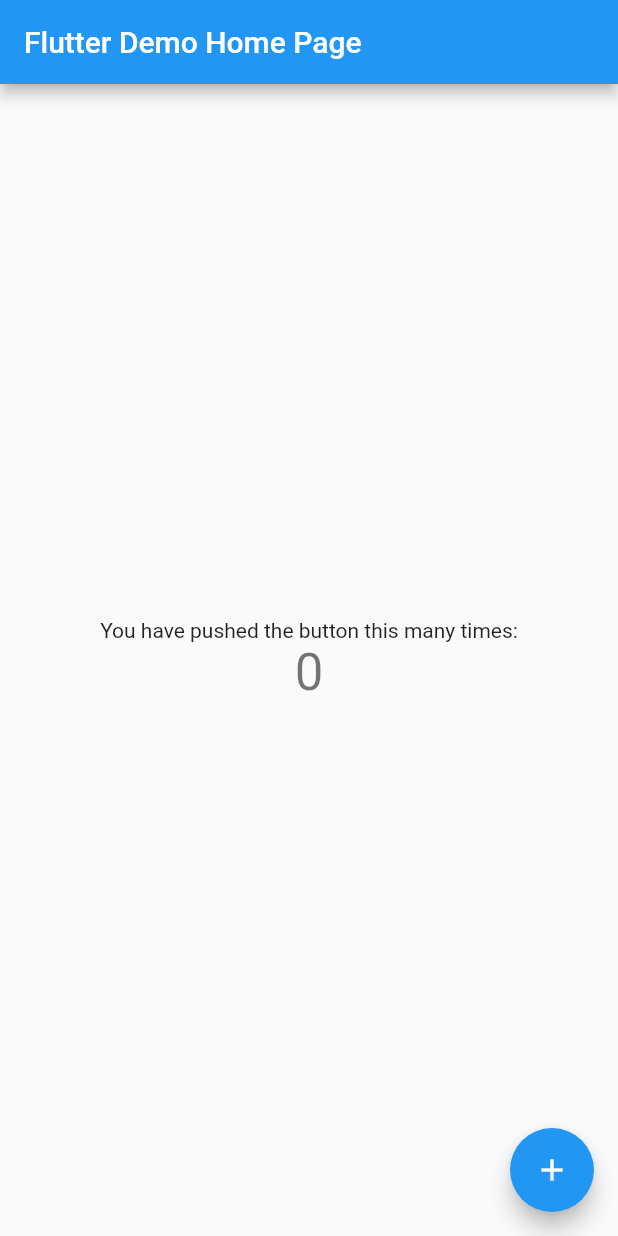
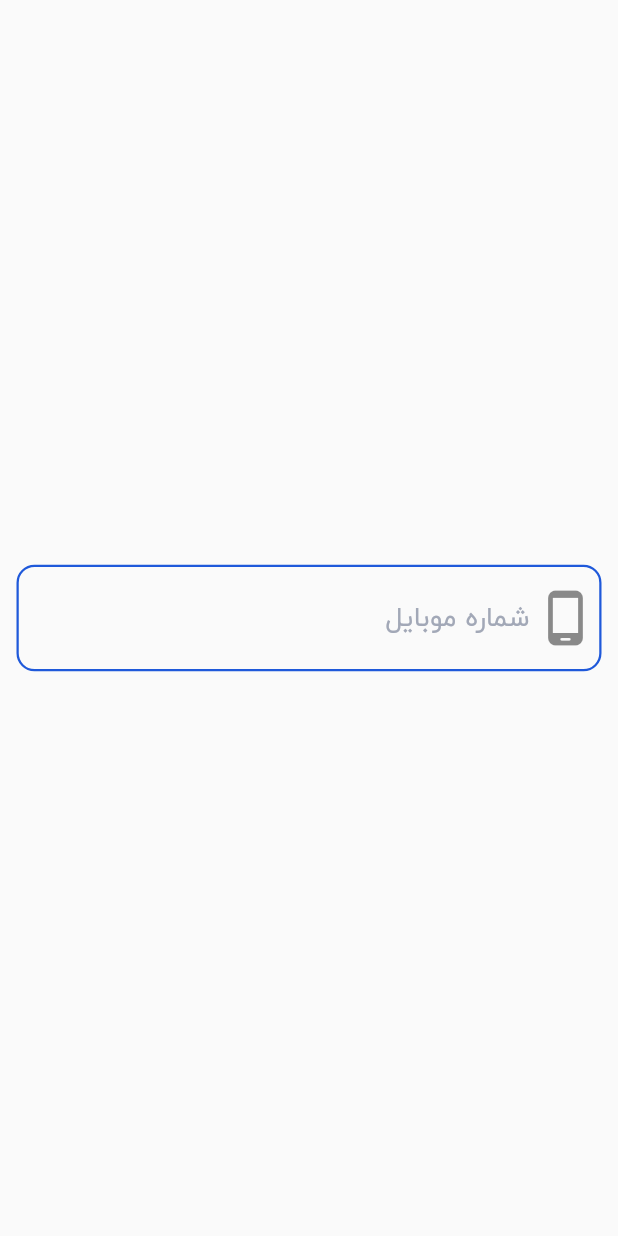
Before and after one commit to BaharBehzadipour/e_contract, a Flutter app: the screen it shows after launch, on a phone screen of 412 x 824 dp. Run offline on Flutter 3.47's test engine with Material 2 defaults, Android fonts, the phone set to English and light mode, and no system bars.

Commit message:
edit CustomInput widget

```diff
--- /dev/null
+++ b/lib/SinIn.dart
@@ -0,0 +1,26 @@
+import 'package:flutter/material.dart';
+import 'package:e_contract/Widgets/CustomInput.dart';
+
+class SinIn extends StatefulWidget {
+  const SinIn({Key? key}) : super(key: key);
+
+  @override
+  _SinInState createState() => _SinInState();
+}
+
+class _SinInState extends State<SinIn> {
+  @override
+  Widget build(BuildContext context) {
+    return const Scaffold(
+      body: Center(
+        child:CustomInput(
+          placeholder: 'شماره موبایل',
+        icon: Icon(
+            Icons.phone_android_rounded,
+          size:40
+        ),
+        ) ,
+      ),
+    );
+  }
+}
--- a/lib/Widgets/CustomInput.dart
+++ b/lib/Widgets/CustomInput.dart
@@ -0,0 +1,57 @@
+import 'package:flutter/material.dart';
+
+class CustomInput extends StatefulWidget {
+  final String placeholder;
+  final Widget icon;
+  const CustomInput({Key? key, required this.placeholder
+    , required this.icon}) : super(key: key);
+
+  @override
+  _CustomInputState createState() => _CustomInputState();
+}
+
+class _CustomInputState extends State<CustomInput> {
+  var usernameController=TextEditingController();
+
+  @override
+  Widget build(BuildContext context) {
+    return  Container(
+      width: 390,
+        child: Directionality(
+          textDirection: TextDirection.rtl,
+          child: TextField(
+            style: const TextStyle(
+              color: Colors.black,
+            ),
+            cursorColor: const Color.fromRGBO(31, 89, 218, 1),
+            textAlign: TextAlign.right,
+            decoration: InputDecoration(
+                focusedBorder: const OutlineInputBorder(
+                    borderSide: BorderSide(
+                        color: Color.fromRGBO(31, 89, 218, 1),
+                        width: 1.5,
+                    ),
+                    borderRadius: BorderRadius.all(Radius.circular(12))
+                ),
+                enabledBorder: const OutlineInputBorder(
+                    borderSide: BorderSide(
+                        color: Color.fromRGBO(31, 89, 218, 1),
+                        width: 1.5,
+                    ),
+                    borderRadius: BorderRadius.all(Radius.circular(12))
+                ),
+                prefixIcon: widget.icon,
+                hintStyle: const TextStyle(
+                  color: Color.fromRGBO(162, 168, 183, 1),
+                  fontSize: 18,
+                  fontFamily: "Iranyekan"
+                ),
+                hintText: widget.placeholder
+            ),
+
+          ),
+        ),
+
+    );
+  }
+}
--- a/lib/main.dart
+++ b/lib/main.dart
@@ -1,115 +1,19 @@
 import 'package:flutter/material.dart';
+import 'package:e_contract/SinIn.dart';
 
-void main() {
-  runApp(const MyApp());
-}
+void main()=>runApp(MainMaterial());
 
-class MyApp extends StatelessWidget {
-  const MyApp({Key? key}) : super(key: key);
+class MainMaterial extends StatelessWidget {
+  const MainMaterial({Key? key}) : super(key: key);
 
-  // This widget is the root of your application.
   @override
   Widget build(BuildContext context) {
     return MaterialApp(
-      title: 'Flutter Demo',
-      theme: ThemeData(
-        // This is the theme of your application.
-        //
-        // Try running your application with "flutter run". You'll see the
-        // application has a blue toolbar. Then, without quitting the app, try
-        // changing the primarySwatch below to Colors.green and then invoke
-        // "hot reload" (press "r" in the console where you ran "flutter run",
-        // or simply save your changes to "hot reload" in a Flutter IDE).
-        // Notice that the counter didn't reset back to zero; the application
-        // is not restarted.
-        primarySwatch: Colors.blue,
-      ),
-      home: const MyHomePage(title: 'Flutter Demo Home Page'),
+        debugShowCheckedModeBanner: false,
+        // home: CustomCalendar(),
+        home:SinIn()
+      // home:Profile()
+      // home:Patogh()
     );
   }
 }
-
-class MyHomePage extends StatefulWidget {
-  const MyHomePage({Key? key, required this.title}) : super(key: key);
-
-  // This widget is the home page of your application. It is stateful, meaning
-  // that it has a State object (defined below) that contains fields that affect
-  // how it looks.
-
-  // This class is the configuration for the state. It holds the values (in this
-  // case the title) provided by the parent (in this case the App widget) and
-  // used by the build method of the State. Fields in a Widget subclass are
-  // always marked "final".
-
-  final String title;
-
-  @override
-  State<MyHomePage> createState() => _MyHomePageState();
-}
-
-class _MyHomePageState extends State<MyHomePage> {
-  int _counter = 0;
-
-  void _incrementCounter() {
-    setState(() {
-      // This call to setState tells the Flutter framework that something has
-      // changed in this State, which causes it to rerun the build method below
-      // so that the display can reflect the updated values. If we changed
-      // _counter without calling setState(), then the build method would not be
-      // called again, and so nothing would appear to happen.
-      _counter++;
-    });
-  }
-
-  @override
-  Widget build(BuildContext context) {
-    // This method is rerun every time setState is called, for instance as done
-    // by the _incrementCounter method above.
-    //
-    // The Flutter framework has been optimized to make rerunning build methods
-    // fast, so that you can just rebuild anything that needs updating rather
-    // than having to individually change instances of widgets.
-    return Scaffold(
-      appBar: AppBar(
-        // Here we take the value from the MyHomePage object that was created by
-        // the App.build method, and use it to set our appbar title.
-        title: Text(widget.title),
-      ),
-      body: Center(
-        // Center is a layout widget. It takes a single child and positions it
-        // in the middle of the parent.
-        child: Column(
-          // Column is also a layout widget. It takes a list of children and
-          // arranges them vertically. By default, it sizes itself to fit its
-          // children horizontally, and tries to be as tall as its parent.
-          //
-          // Invoke "debug painting" (press "p" in the console, choose the
-          // "Toggle Debug Paint" action from the Flutter Inspector in Android
-          // Studio, or the "Toggle Debug Paint" command in Visual Studio Code)
-          // to see the wireframe for each widget.
-          //
-          // Column has various properties to control how it sizes itself and
-          // how it positions its children. Here we use mainAxisAlignment to
-          // center the children vertically; the main axis here is the vertical
-          // axis because Columns are vertical (the cross axis would be
-          // horizontal).
-          mainAxisAlignment: MainAxisAlignment.center,
-          children: <Widget>[
-            const Text(
-              'You have pushed the button this many times:',
-            ),
-            Text(
-              '$_counter',
-              style: Theme.of(context).textTheme.headline4,
-            ),
-          ],
-        ),
-      ),
-      floatingActionButton: FloatingActionButton(
-        onPressed: _incrementCounter,
-        tooltip: 'Increment',
-        child: const Icon(Icons.add),
-      ), // This trailing comma makes auto-formatting nicer for build methods.
-    );
-  }
-}
```
Also changed, not shown: 1 other file.
